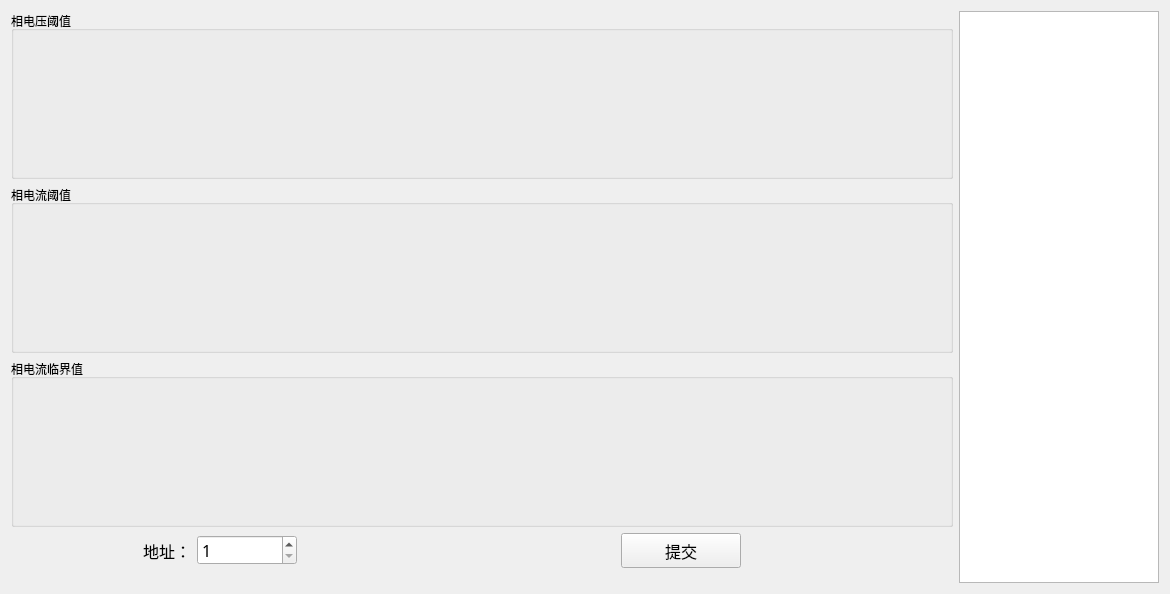
Before: the Qt Designer form IDC_TestSystem/mpdu/mpdu_test/mpdu_rtu_test/line/mpdurtutest_linewid.ui in ChinaClever/IDC_TestSystem, drawn with Qt 5.
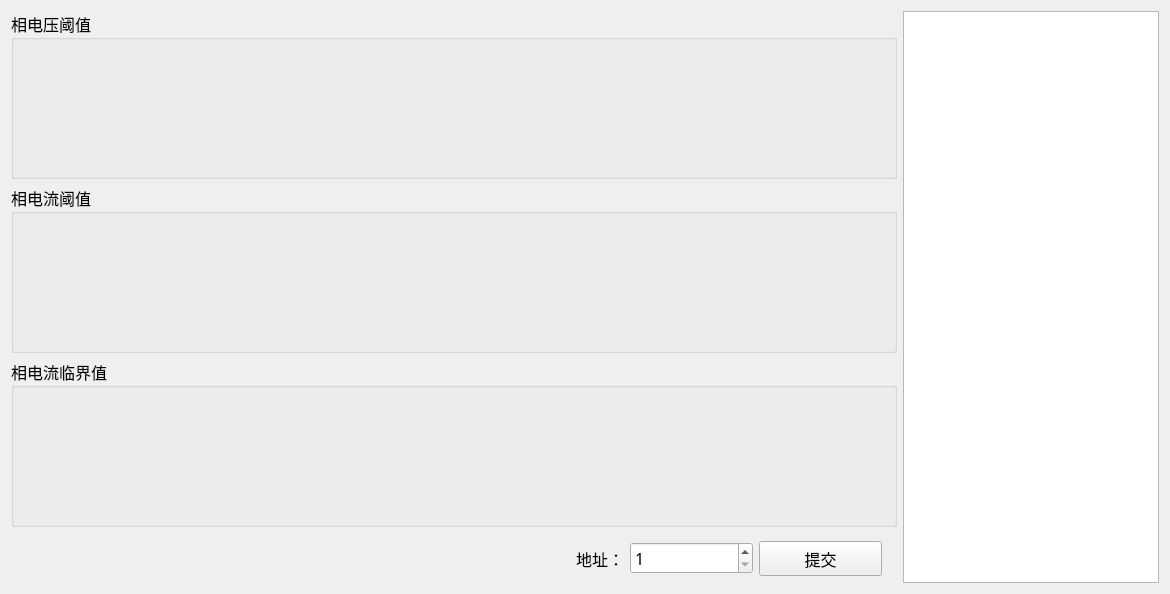
After: the same form once the commit is applied.

```diff
--- a/IDC_TestSystem/mpdu/mpdu_test/mpdu_rtu_test/line/mpdurtutest_linewid.ui
+++ b/IDC_TestSystem/mpdu/mpdu_test/mpdu_rtu_test/line/mpdurtutest_linewid.ui
@@ -10,14 +10,54 @@
     <height>594</height>
    </rect>
   </property>
+  <property name="font">
+   <font>
+    <family>微软雅黑</family>
+    <pointsize>12</pointsize>
+   </font>
+  </property>
   <property name="windowTitle">
    <string>Form</string>
   </property>
   <layout class="QGridLayout" name="gridLayout">
+   <item row="0" column="1">
+    <widget class="QTextEdit" name="textEdit">
+     <property name="sizePolicy">
+      <sizepolicy hsizetype="Expanding" vsizetype="Expanding">
+       <horstretch>0</horstretch>
+       <verstretch>0</verstretch>
+      </sizepolicy>
+     </property>
+     <property name="minimumSize">
+      <size>
+       <width>256</width>
+       <height>400</height>
+      </size>
+     </property>
+     <property name="maximumSize">
+      <size>
+       <width>256</width>
+       <height>16777215</height>
+      </size>
+     </property>
+     <property name="font">
+      <font>
+       <family>微软雅黑</family>
+       <pointsize>12</pointsize>
+      </font>
+     </property>
+    </widget>
+   </item>
    <item row="0" column="0">
     <layout class="QVBoxLayout" name="verticalLayout">
      <item>
       <widget class="QGroupBox" name="volGroup">
+       <property name="font">
+        <font>
+         <family>微软雅黑</family>
+         <pointsize>12</pointsize>
+        </font>
+       </property>
        <property name="title">
         <string>相电压阈值</string>
        </property>
@@ -25,6 +65,12 @@
      </item>
      <item>
       <widget class="QGroupBox" name="curGroup">
+       <property name="font">
+        <font>
+         <family>微软雅黑</family>
+         <pointsize>12</pointsize>
+        </font>
+       </property>
        <property name="title">
         <string>相电流阈值</string>
        </property>
@@ -32,6 +78,12 @@
      </item>
      <item>
       <widget class="QGroupBox" name="groupBox">
+       <property name="font">
+        <font>
+         <family>微软雅黑</family>
+         <pointsize>12</pointsize>
+        </font>
+       </property>
        <property name="title">
         <string>相电流临界值</string>
        </property>
@@ -45,15 +97,18 @@
          <height>50</height>
         </size>
        </property>
+       <widget class="QWidget" name="layoutWidget">
+        <property name="geometry">
+         <rect>
+          <x>490</x>
+          <y>0</y>
+          <width>381</width>
+          <height>51</height>
+         </rect>
+        </property>
+        <layout class="QHBoxLayout" name="horizontalLayout">
+         <item>
        <widget class="QLabel" name="label">
-        <property name="geometry">
-         <rect>
-          <x>80</x>
-          <y>0</y>
-          <width>100</width>
-          <height>35</height>
-         </rect>
-        </property>
         <property name="minimumSize">
          <size>
           <width>100</width>
@@ -73,40 +128,9 @@
          <set>Qt::AlignRight|Qt::AlignTrailing|Qt::AlignVCenter</set>
         </property>
        </widget>
-       <widget class="QPushButton" name="pushButton">
-        <property name="geometry">
-         <rect>
-          <x>610</x>
-          <y>0</y>
-          <width>120</width>
-          <height>35</height>
-         </rect>
-        </property>
-        <property name="minimumSize">
-         <size>
-          <width>120</width>
-          <height>35</height>
-         </size>
-        </property>
-        <property name="font">
-         <font>
-          <family>微软雅黑</family>
-          <pointsize>12</pointsize>
-         </font>
-        </property>
-        <property name="text">
-         <string>提交</string>
-        </property>
-       </widget>
+         </item>
+         <item>
        <widget class="QSpinBox" name="spinBox">
-        <property name="geometry">
-         <rect>
-          <x>186</x>
-          <y>2</y>
-          <width>100</width>
-          <height>30</height>
-         </rect>
-        </property>
         <property name="minimumSize">
          <size>
           <width>100</width>
@@ -123,28 +147,13 @@
          <number>1</number>
         </property>
        </widget>
-      </widget>
-     </item>
-    </layout>
-   </item>
-   <item row="0" column="1">
-    <widget class="QTextEdit" name="textEdit">
-     <property name="sizePolicy">
-      <sizepolicy hsizetype="Expanding" vsizetype="Expanding">
-       <horstretch>0</horstretch>
-       <verstretch>0</verstretch>
-      </sizepolicy>
-     </property>
+         </item>
+         <item>
+          <widget class="QPushButton" name="pushButton">
      <property name="minimumSize">
       <size>
-       <width>200</width>
-       <height>400</height>
-      </size>
-     </property>
-     <property name="maximumSize">
-      <size>
-       <width>150</width>
-       <height>16777215</height>
+             <width>120</width>
+             <height>35</height>
       </size>
      </property>
      <property name="font">
@@ -153,7 +162,16 @@
        <pointsize>12</pointsize>
       </font>
      </property>
-    </widget>
+           <property name="text">
+            <string>提交</string>
+           </property>
+          </widget>
+         </item>
+        </layout>
+       </widget>
+      </widget>
+     </item>
+    </layout>
    </item>
   </layout>
  </widget>
```
Lines whose indentation alone changed are shown as unchanged.
